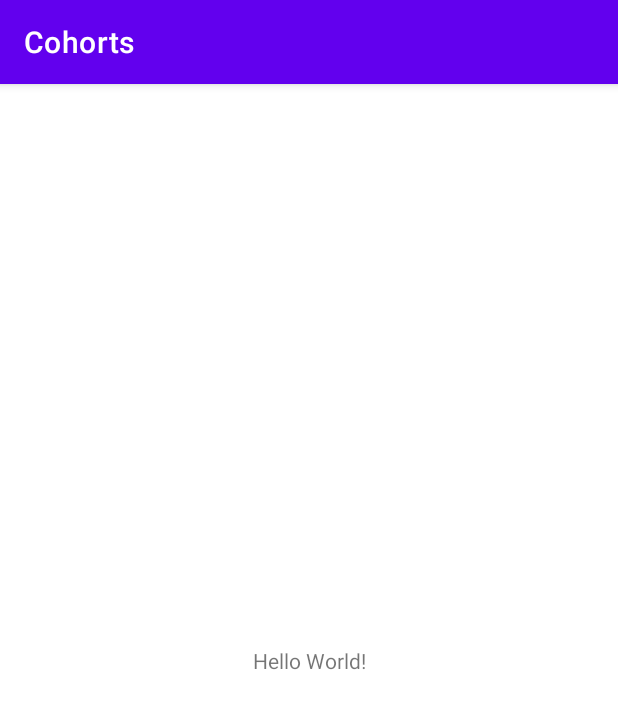
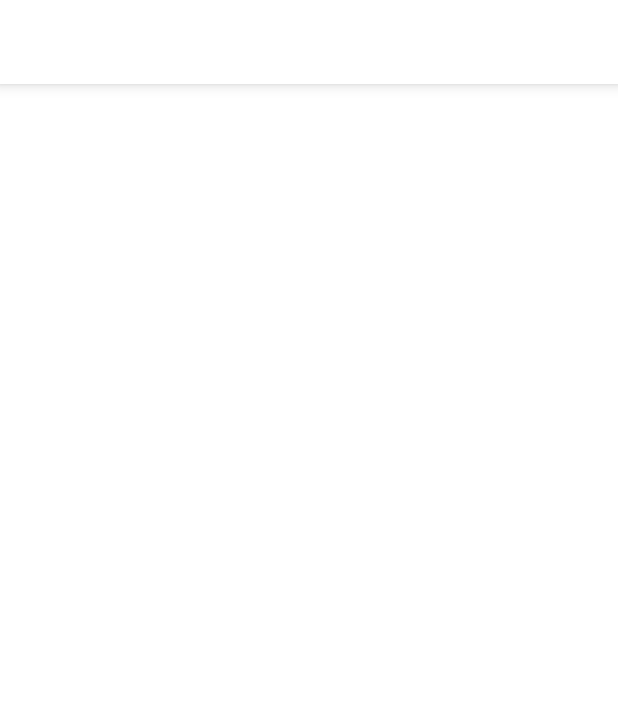
Before and after one commit to anshul3pathi/Cohorts, an Android app: the screen it shows after launch (MainActivity), on a phone screen of 412 x 824 dp. Shown: the top 709 px of the screen. Run offline under Robolectric (Android 15) with nearby library versions, the phone set to English and light mode, and no system bars; our stand-ins replace data binding.

Commit message:
done with the basic theme of the app (step - 4)

```diff
--- a/app/src/main/res/layout/activity_main.xml
+++ b/app/src/main/res/layout/activity_main.xml
@@ -3,23 +3,19 @@
     xmlns:app="http://schemas.android.com/apk/res-auto"
     xmlns:tools="http://schemas.android.com/tools">
 
-    <data>
-
-    </data>
-
-    <androidx.constraintlayout.widget.ConstraintLayout
+    <LinearLayout
         android:layout_width="match_parent"
         android:layout_height="match_parent"
+        android:orientation="vertical"
         tools:context=".ui.MainActivity">
 
-        <TextView
-            android:layout_width="wrap_content"
-            android:layout_height="wrap_content"
-            android:text="Hello World!"
-            app:layout_constraintBottom_toBottomOf="parent"
-            app:layout_constraintLeft_toLeftOf="parent"
-            app:layout_constraintRight_toRightOf="parent"
-            app:layout_constraintTop_toTopOf="parent" />
+        <com.google.android.material.appbar.MaterialToolbar
+            android:id="@+id/toolbar"
+            android:layout_width="match_parent"
+            android:layout_height="?attr/actionBarSize"
+            android:elevation="6dp"
+            app:layout_scrollFlags="scroll|enterAlways|snap"
+            style="@style/Widget.Cohorts.Toolbar"/>
 
-    </androidx.constraintlayout.widget.ConstraintLayout>
+    </LinearLayout>
 </layout>
--- /dev/null
+++ b/app/src/main/res/navigation/nav_graph.xml
@@ -0,0 +1,4 @@
+<?xml version="1.0" encoding="utf-8"?>
+<navigation xmlns:android="http://schemas.android.com/apk/res/android"
+    xmlns:app="http://schemas.android.com/apk/res-auto"
+    android:id="@+id/nav_graph"/>
--- a/app/src/main/res/values-night/themes.xml
+++ b/app/src/main/res/values-night/themes.xml
@@ -1,16 +1,16 @@
 <resources xmlns:tools="http://schemas.android.com/tools">
     <!-- Base application theme. -->
-    <style name="Theme.Cohorts" parent="Theme.MaterialComponents.DayNight.DarkActionBar">
+    <style name="Theme.Cohorts" parent="Theme.MaterialComponents.DayNight.NoActionBar">
         <!-- Primary brand color. -->
         <item name="colorPrimary">@color/purple_200</item>
         <item name="colorPrimaryVariant">@color/purple_700</item>
         <item name="colorOnPrimary">@color/black</item>
-        <!-- Secondary brand color. -->
-        <item name="colorSecondary">@color/teal_200</item>
-        <item name="colorSecondaryVariant">@color/teal_200</item>
-        <item name="colorOnSecondary">@color/black</item>
         <!-- Status bar color. -->
-        <item name="android:statusBarColor" tools:targetApi="l">?attr/colorPrimaryVariant</item>
+        <item name="android:statusBarColor" tools:targetApi="l">?attr/colorSurface</item>
+        <item name="android:windowLightStatusBar" tools:targetApi="m">true</item>
         <!-- Customize your theme here. -->
+        <item name="colorSurface">@color/black</item>
+        <item name="colorOnSurface">@color/white</item>
+        <item name="colorOnBackground">@color/white</item>
     </style>
 </resources>
--- a/app/src/main/res/values/strings.xml
+++ b/app/src/main/res/values/strings.xml
@@ -2,4 +2,7 @@
     <string name="app_name">Cohorts</string>
     <!-- TODO: Remove or change this placeholder text -->
     <string name="hello_blank_fragment">Hello blank fragment</string>
+    <string name="cohort_label">Cohort</string>
+    <string name="chat_label">Chat</string>
+    <string name="files_label">Files</string>
 </resources>
--- /dev/null
+++ b/app/src/main/res/values/styles.xml
@@ -0,0 +1,14 @@
+<?xml version="1.0" encoding="utf-8"?>
+<resources>
+    <style name="Widget.Cohorts.Toolbar" parent="Widget.MaterialComponents.Toolbar">
+        <item name="titleTextColor">?attr/colorOnSurface</item>
+        <item name="android:background">?attr/colorSurface</item>
+        <item name="titleTextAppearance">@style/TextAppearance.Translator.Headline6</item>
+        <item name="theme">@style/ToolBarTheme</item>
+    </style>
+
+    <style name="ToolBarTheme">
+        <item name="colorControlNormal">?attr/colorOnSurface</item>
+    </style>
+
+</resources>
--- /dev/null
+++ b/app/src/main/res/values/text.xml
@@ -0,0 +1,7 @@
+<?xml version="1.0" encoding="utf-8"?>
+<resources>
+
+    <style name="TextAppearance.Translator.Headline6" parent="TextAppearance.MaterialComponents.Headline6">
+    </style>
+
+</resources>
--- a/app/src/main/res/values/themes.xml
+++ b/app/src/main/res/values/themes.xml
@@ -1,16 +1,17 @@
 <resources xmlns:tools="http://schemas.android.com/tools">
     <!-- Base application theme. -->
-    <style name="Theme.Cohorts" parent="Theme.MaterialComponents.DayNight.DarkActionBar">
+    <style name="Theme.Cohorts" parent="Theme.MaterialComponents.DayNight.NoActionBar">
         <!-- Primary brand color. -->
         <item name="colorPrimary">@color/purple_500</item>
         <item name="colorPrimaryVariant">@color/purple_700</item>
         <item name="colorOnPrimary">@color/white</item>
-        <!-- Secondary brand color. -->
-        <item name="colorSecondary">@color/teal_200</item>
-        <item name="colorSecondaryVariant">@color/teal_700</item>
-        <item name="colorOnSecondary">@color/black</item>
         <!-- Status bar color. -->
-        <item name="android:statusBarColor" tools:targetApi="l">?attr/colorPrimaryVariant</item>
+        <item name="android:statusBarColor" tools:targetApi="l">?attr/colorSurface</item>
+        <item name="android:windowLightStatusBar" tools:targetApi="m">true</item>
         <!-- Customize your theme here. -->
+        <item name="colorSurface">@color/white</item>
+        <item name="colorOnSurface">@color/black</item>
+        <item name="colorOnBackground">@color/black</item>
+
     </style>
 </resources>
```
Also changed, not shown: app/src/main/res/drawable/ic_chat.xml (added, +10 -0 lines), app/src/main/res/drawable/ic_cohort.xml (added, +10 -0 lines), app/src/main/res/drawable/ic_files.xml (added, +10 -0 lines), app/src/main/res/menu/bottom_navigation_menu.xml (added, +22 -0 lines).
